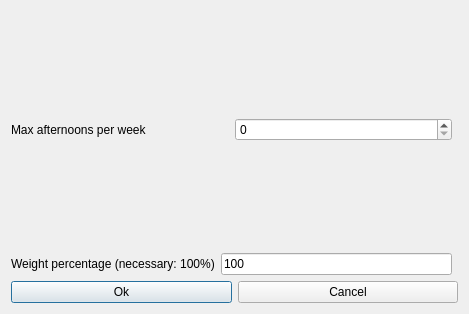
This is fet/src/interface/modifyconstraintstudentsmaxafternoonsperweekform_template.ui in vonmecheln/fet as Qt 5 draws it before an edit. The edited form follows.
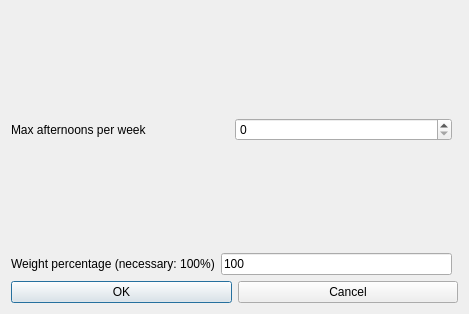
This is the edited form.

The edit to the form file:
```diff
--- a/fet/src/interface/modifyconstraintstudentsmaxafternoonsperweekform_template.ui
+++ b/fet/src/interface/modifyconstraintstudentsmaxafternoonsperweekform_template.ui
@@ -58,7 +58,7 @@
      <item>
       <widget class="QPushButton" name="okPushButton">
        <property name="text">
-        <string>Ok</string>
+        <string>OK</string>
        </property>
       </widget>
      </item>
```
